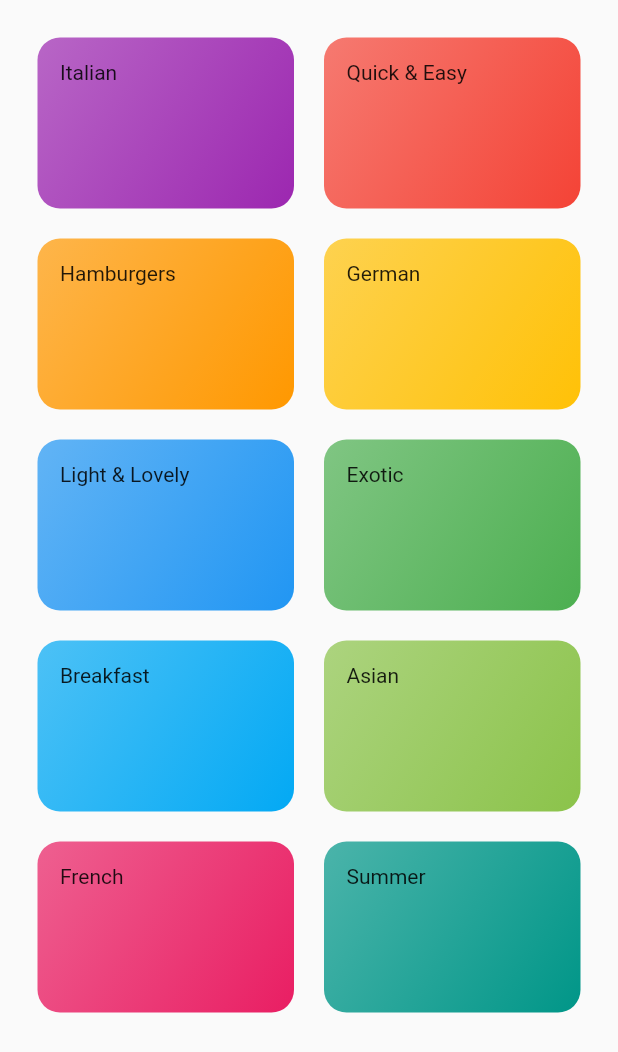
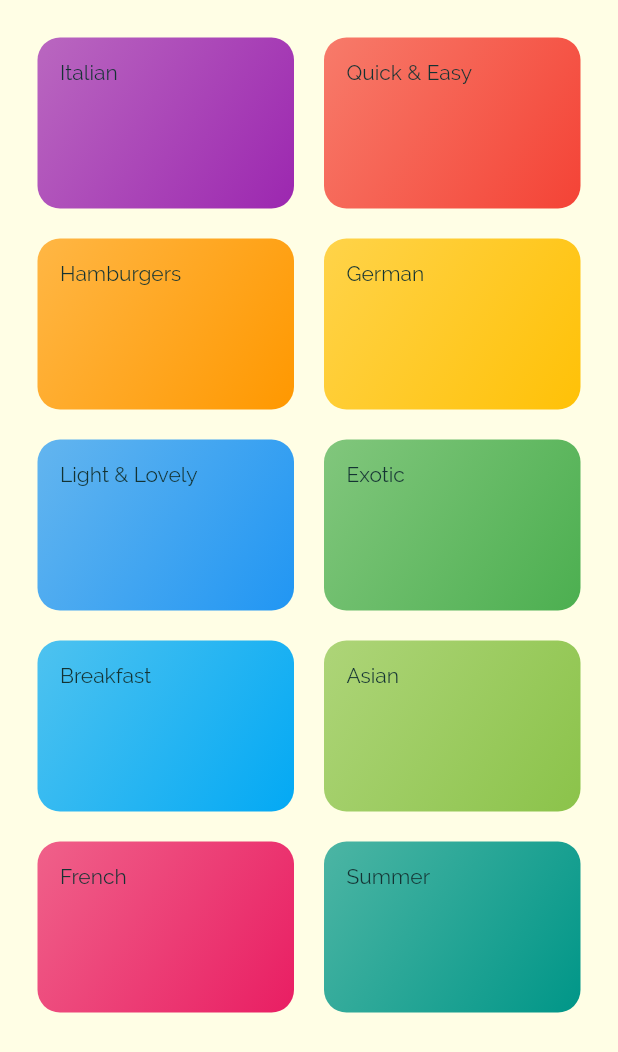
Before and after one commit to HlibHryshko/meals_app, a Flutter app: the screen it shows after launch, on a phone screen of 412 x 824 dp. Shown: the top 1052 px of the screen. Run offline on Flutter 3.47's test engine with Material 2 defaults, Android fonts, the phone set to English and light mode, and no system bars.

Commit message:
changing theme and textTheme

```diff
--- a/lib/main.dart
+++ b/lib/main.dart
@@ -13,7 +13,21 @@ class MyApp extends StatelessWidget {
     return MaterialApp(
       title: 'Flutter Demo',
       theme: ThemeData(
-        primarySwatch: Colors.blue,
+        canvasColor: const Color.fromRGBO(255, 254, 229, 1),
+        fontFamily: 'Raleway',
+        textTheme: ThemeData.light().textTheme.copyWith(
+          bodyText1: const TextStyle(
+            color: Color.fromRGBO(20, 51, 51, 1),
+          ),
+          bodyText2: const TextStyle(
+            color: Color.fromRGBO(20, 51, 51, 1),
+          ),
+          headline6: TextStyle(
+            fontFamily: 'RobotoCondensed',
+            fontWeight: FontWeight.bold,
+          )
+        ),
+        colorScheme: ColorScheme.fromSwatch(primarySwatch: Colors.pink).copyWith(secondary: Colors.amber),
       ),
       home: const CategoriesPage(),
     );
```
